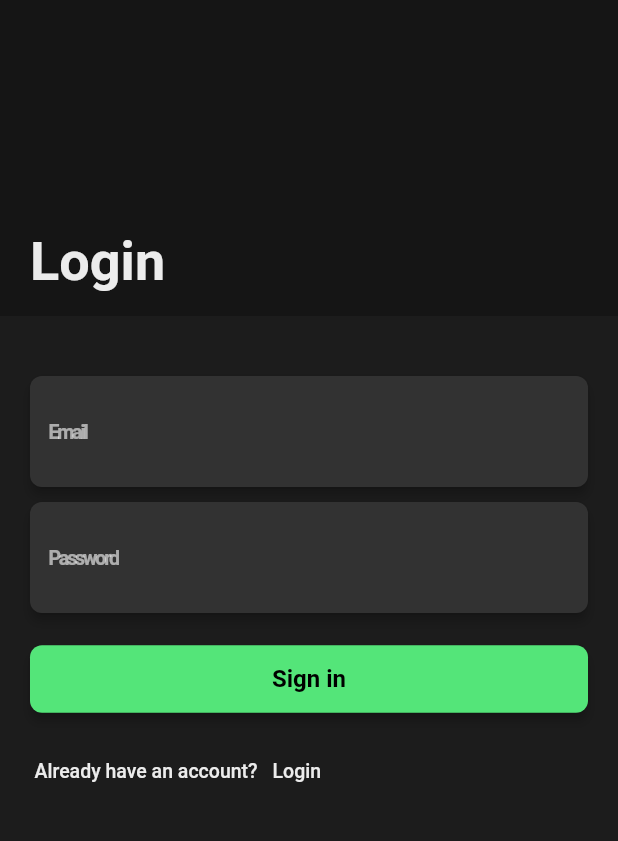
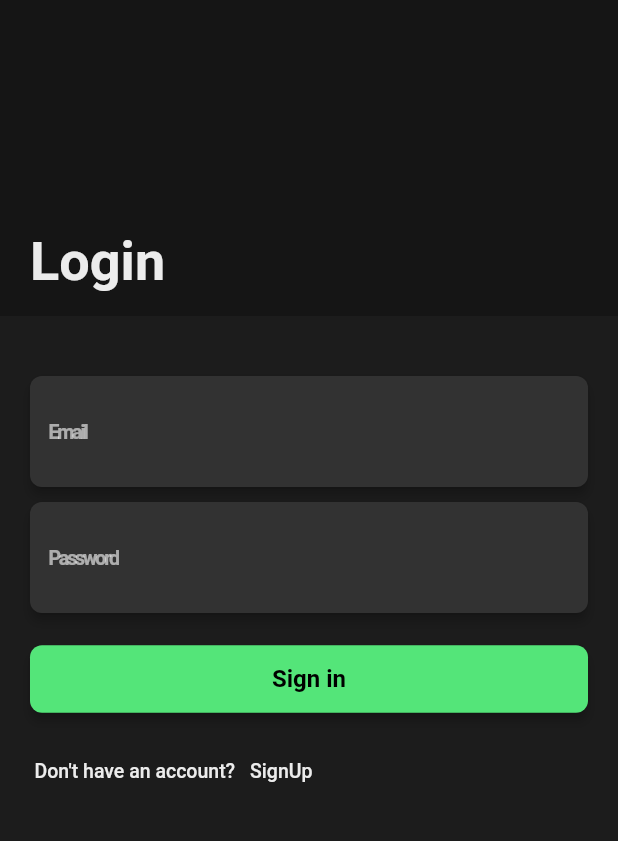
Before and after one commit to MeRajat/experto, a Flutter app: the screen it shows after launch, after a tap on "User", on a phone screen of 412 x 824 dp, the part 59-900 px from its top. Run offline on Flutter 3.47's test engine with Material 2 defaults, Android fonts, the phone set to English and light mode, and no system bars; our stand-ins replace cloud_firestore, firebase_auth; accounts and stored records are empty; Roboto replaces fonts that are missing (Ubuntu); project files that could hold a hidden picture were left out.

Commit message:
Accepting mobile numbers fixed issues with user database

```diff
--- a/lib/user_authentication/login_page.dart
+++ b/lib/user_authentication/login_page.dart
@@ -24,7 +24,7 @@ class _LoginPage extends State<LoginPage> {
               padding: EdgeInsets.only(left: 23, bottom: 40, right: 23),
               child: Row(
                 children: <Widget>[
-                  Text("Already have an account?",
+                  Text("Don't have an account?",
                       style: Theme.of(context)
                           .primaryTextTheme
                           .body2
@@ -36,7 +36,7 @@ class _LoginPage extends State<LoginPage> {
                     child: Padding(
                       padding: EdgeInsets.all(10),
                       child: Text(
-                        "Login",
+                        "SignUp",
                         style: Theme.of(context)
                             .primaryTextTheme
                             .body2
--- a/lib/user_authentication/signUpReq.dart
+++ b/lib/user_authentication/signUpReq.dart
@@ -101,6 +101,8 @@ class Authenticate{
       details.add(x);
   getCity(String x)=>
       details.add(x);
+  getMobile(String x)=>
+      details.add(x);
   getEmail(String x)=>
       details.add(x);
 
@@ -126,7 +128,7 @@ class Authenticate{
         _isSignIn=true;
         await FirebaseAuth.instance
             .createUserWithEmailAndPassword(email: details[1], password: details[3]);
-        await userReference.add({'City':details[2],'Name':details[0],'emailID':details[1]});
+        await userReference.add({'City':details[2],'Name':details[0],'emailID':details[1],'Mobile':details[3]});
         userSnapshot=await userReference.where('emailID',isEqualTo: details[1]).getDocuments();
         Navigator.pushNamedAndRemoveUntil(
             context, '/user_home', ModalRoute.withName(':'));
--- a/lib/user_authentication/signup_page.dart
+++ b/lib/user_authentication/signup_page.dart
@@ -29,6 +29,7 @@ class _CustomFormField extends State<CustomFormField> {
     FocusNode(),
     FocusNode(),
     FocusNode(),
+    FocusNode(),
     FocusNode()
   ];
   final GlobalKey<FormState> formKey = GlobalKey<FormState>();
@@ -46,7 +47,8 @@ class _CustomFormField extends State<CustomFormField> {
               InputField(nodes[0], "Name", authenticate.getName),
               InputField(nodes[1], "Email", authenticate.getEmail),
               InputField(nodes[2], "City", authenticate.getCity),
-              InputField(nodes[3], "Password", authenticate.getPass,
+              InputField(nodes[3], "Mobile", authenticate.getMobile,inputType: TextInputType.number),
+              InputField(nodes[4], "Password", authenticate.getPass,
                   isPassword: true),
               Padding(
                 padding: EdgeInsets.only(top: 20),
```
Also changed, not shown: lib/user_authentication/userAdd.dart (added, +21 -0 lines).
